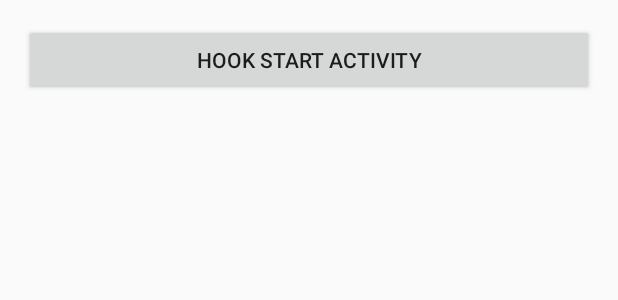
After one commit to peace710/AJLife, an Android app: the layout activity_hook.xml on its own in the app's theme, with its tools: preview values and no code run, on a phone screen of 412 x 824 dp. The commit adds this screen. Shown: the top 300 px of the screen. Run offline under Robolectric (Android 15) with nearby library versions, the phone set to English and light mode, and no system bars.

Commit message:
hook start activity

```diff
--- a/ALifeHook/src/main/AndroidManifest.xml
+++ b/ALifeHook/src/main/AndroidManifest.xml
@@ -5,6 +5,12 @@
         <activity android:name=".activity.HookClickActivity"
             android:screenOrientation="portrait">
         </activity>
+        <activity android:name=".activity.HookActivity"
+            android:screenOrientation="portrait">
+        </activity>
+        <activity android:name=".activity.NewActivity"
+            android:screenOrientation="portrait">
+        </activity>
     </application>
 
 </manifest>
--- a/ALifeHook/src/main/java/me/peace/hook/HookUtils.java
+++ b/ALifeHook/src/main/java/me/peace/hook/HookUtils.java
@@ -23,6 +23,7 @@ public class HookUtils {
     public static Field getField(Class clazz,String name){
         try {
             Field field = clazz.getDeclaredField(name);
+            field.setAccessible(true);
             return field;
         }catch (NoSuchFieldException e){
             e.printStackTrace();
--- /dev/null
+++ b/ALifeHook/src/main/res/layout/activity_hook.xml
@@ -0,0 +1,19 @@
+<?xml version="1.0" encoding="utf-8"?>
+<androidx.constraintlayout.widget.ConstraintLayout xmlns:android="http://schemas.android.com/apk/res/android"
+    xmlns:app="http://schemas.android.com/apk/res-auto"
+    android:orientation="vertical"
+    android:layout_width="match_parent"
+    android:layout_height="match_parent"
+    android:layout_margin="@dimen/activity_margin">
+
+    <Button
+        android:layout_width="0dp"
+        android:layout_height="wrap_content"
+        app:layout_constraintTop_toTopOf="parent"
+        app:layout_constraintStart_toStartOf="parent"
+        app:layout_constraintEnd_toEndOf="parent"
+        android:text="@string/hook_start_activity"
+        android:id="@+id/click"
+        />
+
+</androidx.constraintlayout.widget.ConstraintLayout>
--- a/ALifeHook/src/main/res/values/strings.xml
+++ b/ALifeHook/src/main/res/values/strings.xml
@@ -3,4 +3,6 @@
     <string name="hook_click">hook点击事件</string>
     <string name="pop_a_toast">弹出一个吐司</string>
     <string name="toast_content">吐司已经出来了</string>
+    <string name="hook_start_activity">hook start activity</string>
+    <string name="new_activity">a new activity</string>
 </resources>
--- a/app/src/main/java/me/peace/app/activity/RootActivity.java
+++ b/app/src/main/java/me/peace/app/activity/RootActivity.java
@@ -13,11 +13,12 @@ import androidx.recyclerview.widget.RecyclerView;
 import me.peace.app.R;
 import me.peace.app.adapter.StringAdapter;
 import me.peace.base.BaseActivity;
+import me.peace.hook.activity.HookActivity;
 import me.peace.hook.activity.HookClickActivity;
 
 public class RootActivity extends BaseActivity {
 
-    private Class[] targetClass = new Class[]{HookClickActivity.class};
+    private Class[] targetClass = new Class[]{ HookClickActivity.class , HookActivity.class};
 
     private RecyclerView root;
     private List<String> list;
--- a/app/src/main/res/values/arrays.xml
+++ b/app/src/main/res/values/arrays.xml
@@ -1,6 +1,7 @@
 <?xml version="1.0" encoding="utf-8"?>
 <resources>
     <string-array name="root">
-        <item>Hook</item>
+        <item>Hook Button Click</item>
+        <item>Hook Start Activity</item>
     </string-array>
 </resources>
```
Also changed, not shown: ALifeHook/src/main/java/me/peace/hook/activity/HookActivity.java (added, +119 -0 lines), ALifeHook/src/main/java/me/peace/hook/activity/NewActivity.java (added, +26 -0 lines), ALifeHook/src/main/res/layout/activity_new.xml (added, +18 -0 lines).
